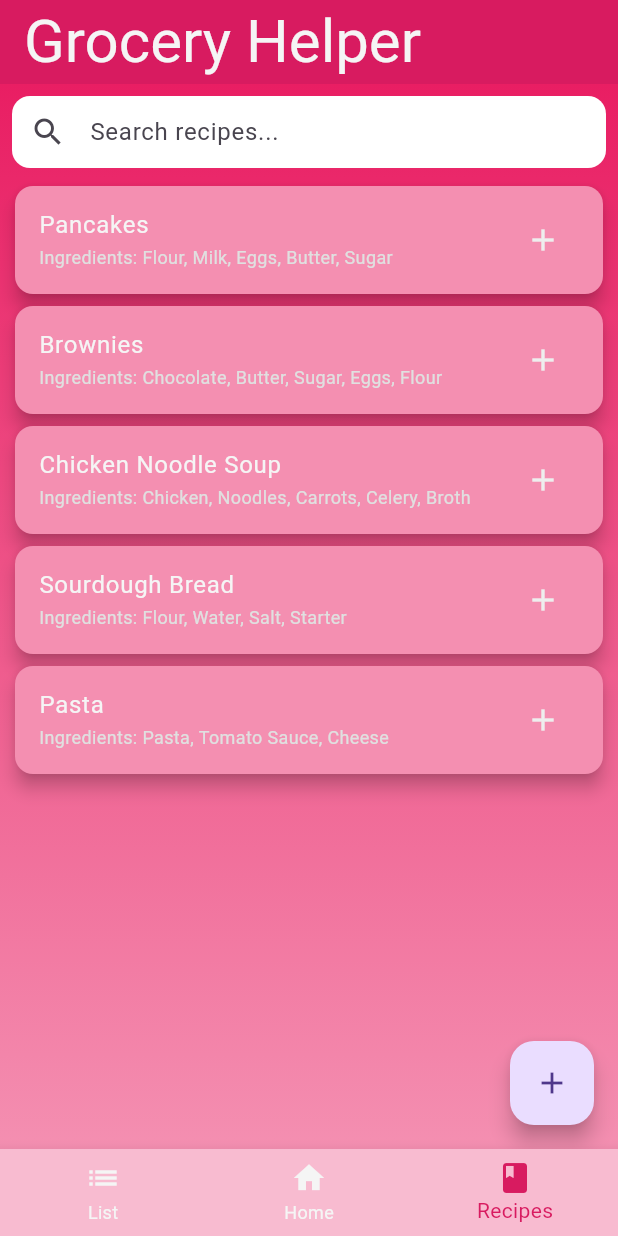
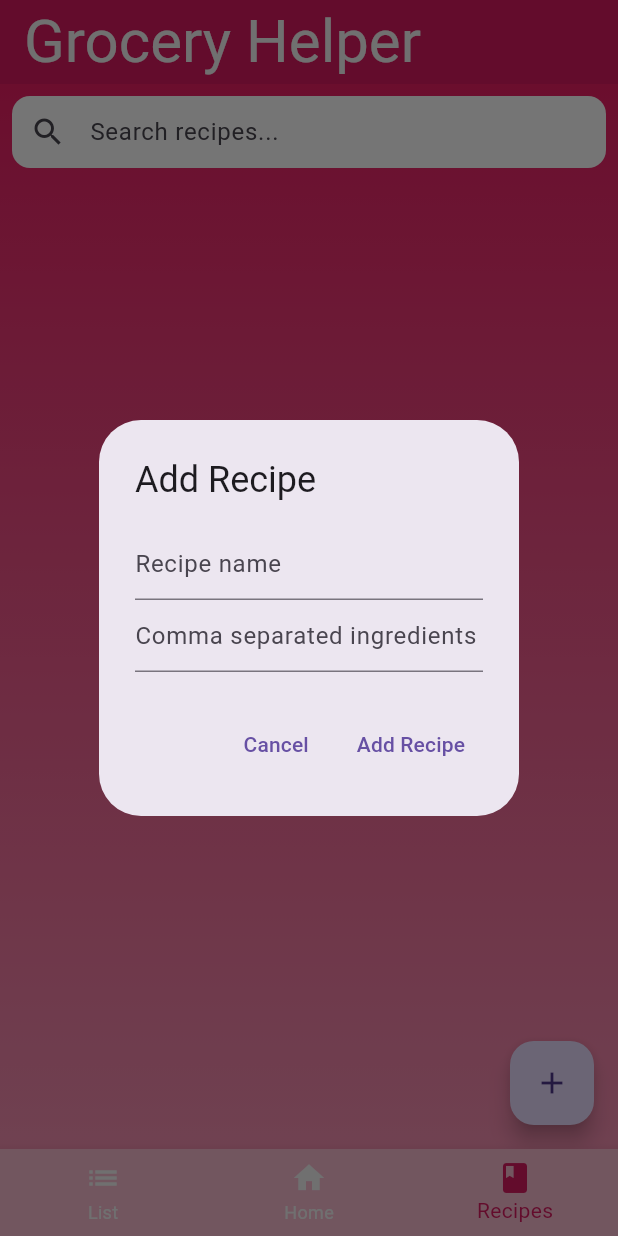
Before and after one commit to Haimenar/grocery_list_helper, a Flutter app: the screen it shows after launch, item 3 of the bottom bar chosen, after a tap on the "add" icon, on a phone screen of 412 x 824 dp. Run offline on Flutter 3.47's test engine with Material 3 defaults, Android fonts, the phone set to English and light mode, and no system bars.

Commit message:
Added grocery_data.dart and recipe_data.dart. Made the previews interact with the data.

```diff
--- a/lib/main.dart
+++ b/lib/main.dart
@@ -1,11 +1,20 @@
 import 'package:flutter/material.dart';
+import 'package:provider/provider.dart';
 import 'grocery_list_screen.dart';
 import 'recipe_list_screen.dart';
-// import 'package:flutter/rendering.dart';
+import 'grocery_data.dart';
+import 'recipe_data.dart';
 
 void main() {
-  // debugPaintSizeEnabled = true;
-  runApp(GroceryHelperMain());
+  runApp(
+    MultiProvider(
+      providers: [
+        ChangeNotifierProvider(create: (context) => GroceryData()), // Provide GroceryData
+        ChangeNotifierProvider(create: (context) => RecipeData()),  // Provide RecipeData
+      ],
+      child: GroceryHelperMain(),
+    ),
+  );
 }
 
 class GroceryHelperMain extends StatefulWidget {
@@ -113,7 +122,7 @@ class GroceryListPreview extends StatelessWidget {
   @override
   Widget build(BuildContext context) {
     return InkWell(
-      onTap: () => onPreviewTap(), // Use the provided callback to switch screens
+      onTap: () => onPreviewTap(),
       child: Card(
         elevation: 7.0,
         color: Colors.pink[100],
@@ -122,16 +131,29 @@ class GroceryListPreview extends StatelessWidget {
           child: SizedBox(
             width: double.infinity,
             height: 400.0,
-            child: Align(
-              alignment: Alignment.topCenter,
-              child: Padding(
-                padding: const EdgeInsets.only(top: 4.0),
-                child: Text(
+            child: Column(
+              crossAxisAlignment: CrossAxisAlignment.start,
+              children: [
+                Text(
                   "List",
-                  style: TextStyle(fontSize: 30, color: Colors.grey[100]),
-                  textAlign: TextAlign.center,
+                  style: TextStyle(fontSize: 20, color: Colors.grey[100]),
                 ),
-              ),
+                Expanded(
+                  child: Consumer<GroceryData>(
+                    builder: (context, groceryData, child) {
+                      return ListView.builder(
+                        itemCount: groceryData.groceryItems.length,
+                        itemBuilder: (context, index) {
+                          return Text(
+                            groceryData.groceryItems[index],
+                            style: TextStyle(color: Colors.grey[100]),
+                          );
+                        },
+                      );
+                    },
+                  ),
+                ),
+              ],
             ),
           ),
         ),
@@ -139,16 +161,14 @@ class GroceryListPreview extends StatelessWidget {
     );
   }
 }
-
 class RecipesPreview extends StatelessWidget {
   final Function onPreviewTap;
-
   RecipesPreview({required this.onPreviewTap});
 
   @override
   Widget build(BuildContext context) {
     return InkWell(
-      onTap: () => onPreviewTap(), // Use the provided callback to switch screens
+      onTap: () => onPreviewTap(),
       child: Card(
         elevation: 7.0,
         color: Colors.pink[100],
@@ -157,16 +177,40 @@ class RecipesPreview extends StatelessWidget {
           child: SizedBox(
             width: double.infinity,
             height: 240.0,
-            child: Align(
-              alignment: Alignment.topCenter,
-              child: Padding(
-                padding: const EdgeInsets.only(top: 4.0),
-                child: Text(
+            child: Column(
+              crossAxisAlignment: CrossAxisAlignment.start,
+              children: [
+                Text(
                   "Recipes",
-                  style: TextStyle(fontSize: 30, color: Colors.grey[100]),
-                  textAlign: TextAlign.center,
+                  style: TextStyle(fontSize: 20, color: Colors.grey[100]),
                 ),
-              ),
+                Expanded(
+                  child: Consumer<RecipeData>(
+                    builder: (context, recipeData, child) {
+                      return ListView.builder(
+                        itemCount: recipeData.recipeItems.length,
+                        itemBuilder: (context, index) {
+                          // Get the recipe and its ingredients
+                          var recipe = recipeData.recipeItems[index];
+                          String recipeName = recipe.keys.first;
+                          List<String> ingredients = recipe[recipeName]!;
+
+                          return ListTile(
+                            title: Text(
+                              recipeName,
+                              style: TextStyle(color: Colors.grey[100]),
+                            ),
+                            subtitle: Text(
+                              ingredients.join(", "),
+                              style: TextStyle(color: Colors.grey[100]),
+                            ),
+                          );
+                        },
+                      );
+                    },
+                  ),
+                ),
+              ],
             ),
           ),
         ),
--- /dev/null
+++ b/lib/recipe_data.dart
@@ -0,0 +1,17 @@
+import 'package:flutter/material.dart';
+
+class RecipeData with ChangeNotifier {
+  List<Map<String, List<String>>> _recipeItems = [];
+
+  List<Map<String, List<String>>> get recipeItems => _recipeItems;
+
+  void addRecipe(String name, List<String> ingredients) {
+    _recipeItems.add({name: ingredients});
+    notifyListeners(); // Notify listeners of the change
+  }
+
+  void removeRecipe(int index) {
+    _recipeItems.removeAt(index);
+    notifyListeners(); // Notify listeners of the change
+  }
+}
--- a/lib/recipe_list_screen.dart
+++ b/lib/recipe_list_screen.dart
@@ -1,6 +1,6 @@
 import 'package:flutter/material.dart';
-import 'main.dart';
-import 'grocery_list_screen.dart';
+import 'package:provider/provider.dart';
+import 'recipe_data.dart'; // Assuming this file exists
 
 class RecipeListScreen extends StatefulWidget {
   RecipeListScreen({super.key});
@@ -10,35 +10,29 @@ class RecipeListScreen extends StatefulWidget {
 }
 
 class _RecipeListScreenState extends State<RecipeListScreen> {
-  final List<Map<String, List<String>>> mockRecipes = [
-    {"Pancakes": ["Flour", "Milk", "Eggs", "Butter", "Sugar"]},
-    {"Brownies": ["Chocolate", "Butter", "Sugar", "Eggs", "Flour"]},
-    {"Chicken Noodle Soup": ["Chicken", "Noodles", "Carrots", "Celery", "Broth"]},
-    {"Sourdough Bread": ["Flour", "Water", "Salt", "Starter"]},
-    {"Pasta": ["Pasta", "Tomato Sauce", "Cheese"]},
-  ];
-
   String searchQuery = "";
   List<Map<String, List<String>>> filteredRecipes = [];
 
   @override
   void initState() {
     super.initState();
-    filteredRecipes = mockRecipes; // Initialize with all recipes
   }
 
   void _updateSearchQuery(String query) {
     setState(() {
       searchQuery = query;
-      filteredRecipes = mockRecipes
-          .where((recipe) =>
-          recipe.keys.first.toLowerCase().contains(searchQuery.toLowerCase()))
-          .toList();
     });
   }
 
   @override
   Widget build(BuildContext context) {
+    return Consumer<RecipeData>(
+      builder: (context, recipeData, child) {
+        filteredRecipes = recipeData.recipeItems.where((recipe) {
+          String recipeName = recipe.keys.first;
+          return recipeName.toLowerCase().contains(searchQuery.toLowerCase());
+        }).toList();
+
         return Scaffold(
           body: Container(
             decoration: BoxDecoration(
@@ -53,7 +47,6 @@ class _RecipeListScreenState extends State<RecipeListScreen> {
             ),
             child: Column(
               children: [
-            // Search Bar
                 Padding(
                   padding: const EdgeInsets.all(8.0),
                   child: TextField(
@@ -71,7 +64,6 @@ class _RecipeListScreenState extends State<RecipeListScreen> {
                     ),
                   ),
                 ),
-            // Recipe List
                 Expanded(
                   child: ListView.builder(
                     itemCount: filteredRecipes.length,
@@ -103,10 +95,10 @@ class _RecipeListScreenState extends State<RecipeListScreen> {
                             ),
                           ),
                           trailing: IconButton(
-                        icon: const Icon(Icons.add),
+                            icon: const Icon(Icons.delete),
                             color: Colors.grey[200],
                             onPressed: () {
-                          // Implement interaction for this recipe
+                              recipeData.removeRecipe(index);
                             },
                           ),
                         ),
@@ -119,11 +111,59 @@ class _RecipeListScreenState extends State<RecipeListScreen> {
           ),
           floatingActionButton: FloatingActionButton(
             onPressed: () {
-          // Implement later
+              _showAddRecipeDialog(context);
             },
             tooltip: "Add New Recipe",
             child: const Icon(Icons.add),
           ),
         );
+      },
+    );
+  }
+
+  void _showAddRecipeDialog(BuildContext context) {
+    TextEditingController recipeNameController = TextEditingController();
+    TextEditingController ingredientsController = TextEditingController();
+
+    showDialog(
+      context: context,
+      builder: (context) {
+        return AlertDialog(
+          title: const Text("Add Recipe"),
+          content: Column(
+            mainAxisSize: MainAxisSize.min,
+            children: [
+              TextField(
+                controller: recipeNameController,
+                decoration: const InputDecoration(hintText: "Recipe name"),
+              ),
+              TextField(
+                controller: ingredientsController,
+                decoration: const InputDecoration(hintText: "Comma separated ingredients"),
+              ),
+            ],
+          ),
+          actions: [
+            TextButton(
+              onPressed: () => Navigator.pop(context), // Close dialog
+              child: const Text("Cancel"),
+            ),
+            TextButton(
+              onPressed: () {
+                if (recipeNameController.text.isNotEmpty && ingredientsController.text.isNotEmpty) {
+                  List<String> ingredients = ingredientsController.text.split(",");
+                  Provider.of<RecipeData>(context, listen: false).addRecipe(
+                    recipeNameController.text,
+                    ingredients,
+                  );
+                  Navigator.pop(context);
+                }
+              },
+              child: const Text("Add Recipe"),
+            ),
+          ],
+        );
+      },
+    );
   }
 }
--- a/pubspec.yaml
+++ b/pubspec.yaml
@@ -39,7 +39,7 @@ dependencies:
 dev_dependencies:
   flutter_test:
     sdk: flutter
-
+  provider: ^6.1.2
   # The "flutter_lints" package below contains a set of recommended lints to
   # encourage good coding practices. The lint set provided by the package is
   # activated in the `analysis_options.yaml` file located at the root of your
```
Also changed, not shown: lib/grocery_data.dart (added, +26 -0 lines), lib/grocery_list_screen.dart (+19 -20 lines), pubspec.lock. Lines whose indentation alone changed are shown as unchanged.
